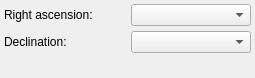
Qt form glue_aladin/options_widget.ui (glue-viz/glue-aladin) before a commit.
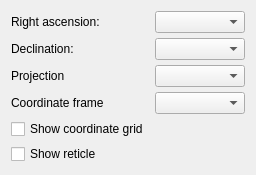
The same form after that commit. Custom widgets are drawn as their Qt base class.

Commit message: Switch to Aladin v3 and add ability to control projection, reticle, and coordinate grid.

The edit to the form file:
```diff
--- a/glue_aladin/options_widget.ui
+++ b/glue_aladin/options_widget.ui
@@ -6,8 +6,8 @@
    <rect>
     <x>0</x>
     <y>0</y>
-    <width>255</width>
-    <height>78</height>
+    <width>256</width>
+    <height>141</height>
    </rect>
   </property>
   <property name="windowTitle">
@@ -17,12 +17,6 @@
    <property name="verticalSpacing">
     <number>5</number>
    </property>
-   <property name="margin">
-    <number>4</number>
-   </property>
-   <item row="0" column="1">
-    <widget class="QComboBox" name="combosel_ra_att"/>
-   </item>
    <item row="1" column="0">
     <widget class="QLabel" name="label_4">
      <property name="text">
@@ -30,17 +24,14 @@
      </property>
     </widget>
    </item>
-   <item row="1" column="1">
-    <widget class="QComboBox" name="combosel_dec_att"/>
-   </item>
-   <item row="0" column="0">
-    <widget class="QLabel" name="label_3">
+   <item row="5" column="0">
+    <widget class="QCheckBox" name="bool_reticle">
      <property name="text">
-      <string>Right ascension:</string>
+      <string>Show reticle</string>
      </property>
     </widget>
    </item>
-   <item row="2" column="1">
+   <item row="6" column="1">
     <spacer name="verticalSpacer">
      <property name="orientation">
       <enum>Qt::Vertical</enum>
@@ -53,8 +44,69 @@
      </property>
     </spacer>
    </item>
+   <item row="0" column="1">
+    <widget class="QComboBox" name="combosel_ra_att"/>
+   </item>
+   <item row="1" column="1">
+    <widget class="QComboBox" name="combosel_dec_att"/>
+   </item>
+   <item row="2" column="1">
+    <widget class="QComboBox" name="combosel_projection"/>
+   </item>
+   <item row="0" column="0">
+    <widget class="QLabel" name="label_ra_att">
+     <property name="text">
+      <string>Right ascension:</string>
+     </property>
+    </widget>
+   </item>
+   <item row="4" column="0">
+    <widget class="QCheckBox" name="bool_coordinate_grid">
+     <property name="text">
+      <string>Show coordinate grid</string>
+     </property>
+    </widget>
+   </item>
+   <item row="2" column="0">
+    <widget class="QLabel" name="label_projection">
+     <property name="text">
+      <string>Projection</string>
+     </property>
+    </widget>
+   </item>
+   <item row="5" column="1">
+    <widget class="QColorBox" name="color_reticle_color">
+     <property name="text">
+      <string/>
+     </property>
+    </widget>
+   </item>
+   <item row="3" column="0">
+    <widget class="QLabel" name="label">
+     <property name="text">
+      <string>Coordinate frame</string>
+     </property>
+    </widget>
+   </item>
+   <item row="3" column="1">
+    <widget class="QComboBox" name="combosel_coordinate_frame"/>
+   </item>
+   <item row="4" column="1">
+    <widget class="QColorBox" name="color_coordinate_grid_color">
+     <property name="text">
+      <string/>
+     </property>
+    </widget>
+   </item>
   </layout>
  </widget>
+ <customwidgets>
+  <customwidget>
+   <class>QColorBox</class>
+   <extends>QLabel</extends>
+   <header location="global">glue_qt.utils.colors</header>
+  </customwidget>
+ </customwidgets>
  <resources/>
  <connections/>
 </ui>
```
Left out of the diff: 2 changed lines with no effect on the pictures. The commit also changes 9 other files.
